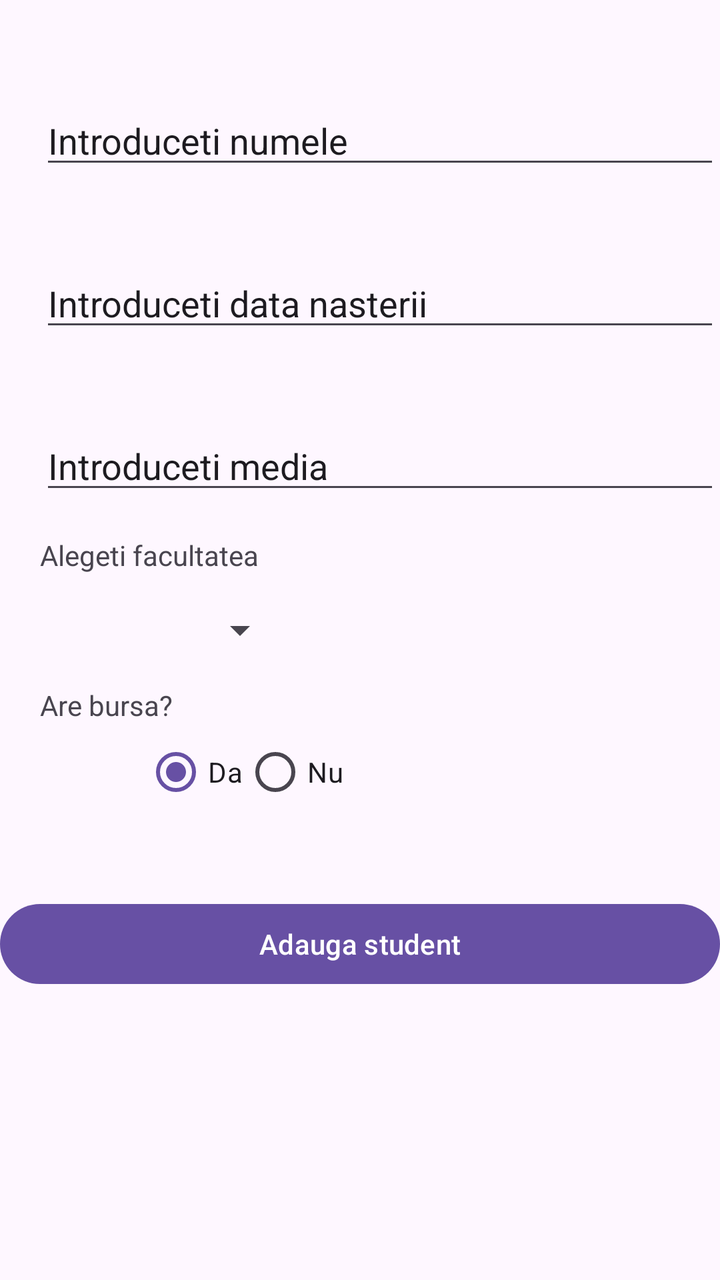
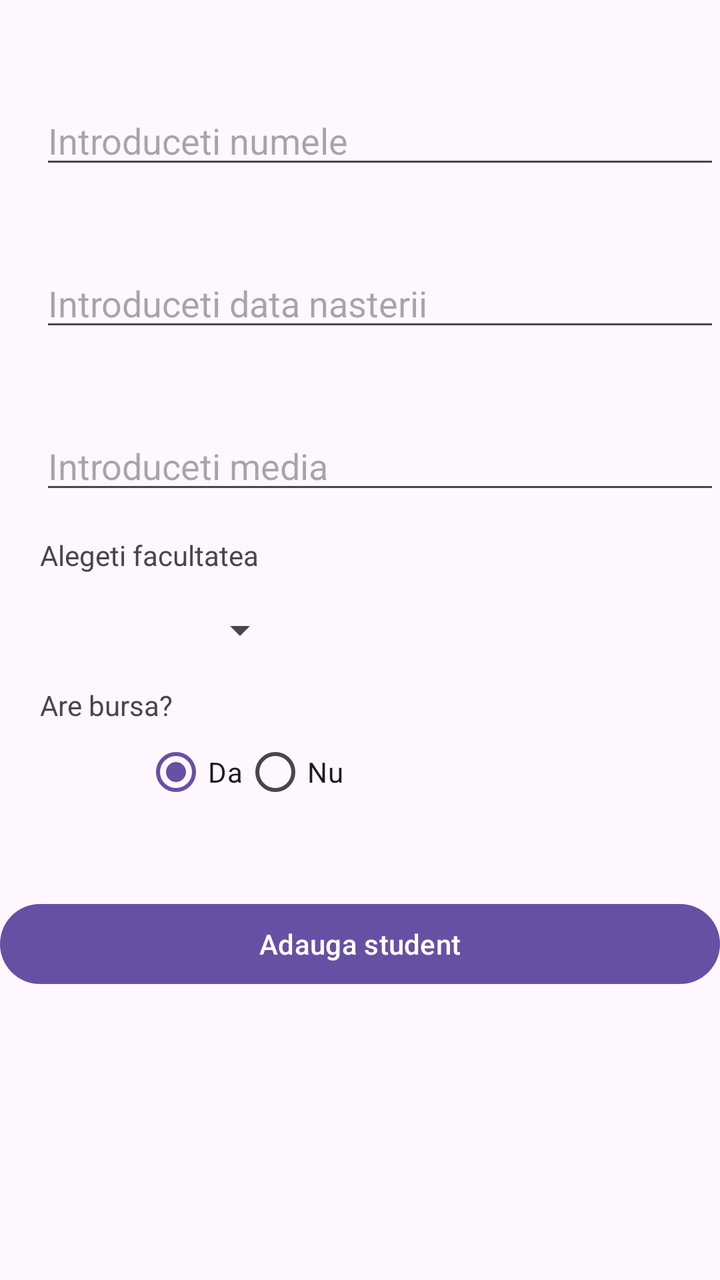

Compare the two renders of this Android layout. The source of the first and the diff that turns it into the second are given below.
<!-- AndroidManifest.xml: application theme Theme.DAMAplicatie -->
<!-- res/layout/activity_add.xml -->
<?xml version="1.0" encoding="utf-8"?>
<androidx.constraintlayout.widget.ConstraintLayout xmlns:android="http://schemas.android.com/apk/res/android"
    xmlns:app="http://schemas.android.com/apk/res-auto"
    xmlns:tools="http://schemas.android.com/tools"
    android:id="@+id/main"
    android:layout_width="match_parent"
    android:layout_height="match_parent"
    tools:context=".Add_Activity">

    <EditText
        android:id="@+id/editTextNume"
        android:layout_width="match_parent"
        android:layout_height="wrap_content"
        android:layout_marginStart="20dp"
        android:layout_marginTop="48dp"
        android:ems="10"
        android:inputType="text"
        android:text="@string/introduceti_numele"
        app:layout_constraintStart_toStartOf="parent"
        app:layout_constraintTop_toTopOf="parent" />

    <EditText
        android:id="@+id/editTextDataNasterii"
        android:layout_width="match_parent"
        android:layout_height="wrap_content"
        android:layout_marginStart="20dp"
        android:layout_marginTop="40dp"
        android:ems="10"
        android:inputType="text"
        android:text="Introduceti data nasterii"
        app:layout_constraintStart_toStartOf="parent"
        app:layout_constraintTop_toBottomOf="@+id/editTextNume" />

    <EditText
        android:id="@+id/editTextText6"
        android:layout_width="match_parent"
        android:layout_height="wrap_content"
        android:layout_marginStart="20dp"
        android:layout_marginTop="40dp"
        android:ems="10"
        android:inputType="text"
        android:text="@string/introduceti_media"
        app:layout_constraintStart_toStartOf="parent"
        app:layout_constraintTop_toBottomOf="@+id/editTextDataNasterii" />

    <TextView
        android:id="@+id/textView"
        android:layout_width="wrap_content"
        android:layout_height="wrap_content"
        android:layout_marginStart="20dp"
        android:layout_marginTop="16dp"
        android:text="@string/alegeti_facultatea"
        app:layout_constraintStart_toStartOf="parent"
        app:layout_constraintTop_toBottomOf="@+id/editTextText6" />

    <Spinner
        android:id="@+id/spinnerFacultate"
        android:layout_width="wrap_content"
        android:layout_height="wrap_content"
        android:layout_marginStart="96dp"
        android:layout_marginTop="16dp"
        app:layout_constraintStart_toStartOf="parent"
        app:layout_constraintTop_toBottomOf="@+id/textView" />

    <TextView
        android:id="@+id/textView2"
        android:layout_width="wrap_content"
        android:layout_height="wrap_content"
        android:layout_marginStart="20dp"
        android:layout_marginTop="16dp"
        android:text="@string/are_bursa"
        app:layout_constraintStart_toStartOf="parent"
        app:layout_constraintTop_toBottomOf="@+id/spinnerFacultate" />

    <RadioGroup
        android:id="@+id/radioGroup"
        android:layout_width="265dp"
        android:layout_height="86dp"
        android:layout_marginStart="72dp"
        android:orientation="horizontal"
        app:layout_constraintStart_toStartOf="parent"
        app:layout_constraintTop_toBottomOf="@+id/textView2">

        <RadioButton
            android:id="@+id/radioButtonDA"
            android:layout_width="wrap_content"
            android:layout_height="wrap_content"
            android:checked="true"
            android:text="@string/da" />

        <RadioButton
            android:id="@+id/radioButtonNU"
            android:layout_width="wrap_content"
            android:layout_height="wrap_content"
            android:text="@string/nu" />
    </RadioGroup>

    <Button
        android:id="@+id/button"
        android:layout_width="match_parent"
        android:layout_height="wrap_content"
        android:text="@string/adauga_student"
        app:layout_constraintStart_toStartOf="parent"
        app:layout_constraintTop_toBottomOf="@+id/radioGroup" />

</androidx.constraintlayout.widget.ConstraintLayout>
<!-- resources referenced by this layout -->
<resources>
  <string name="adauga_student">Adauga student</string>
  <string name="alegeti_facultatea">Alegeti facultatea</string>
  <string name="are_bursa">Are bursa?</string>
  <string name="da">Da</string>
  <string name="introduceti_media">Introduceti media</string>
  <string name="introduceti_numele">Introduceti numele</string>
  <string name="nu">Nu</string>
  <style name="Theme.DAMAplicatie" parent="Base.Theme.DAMAplicatie" />
  <style name="Base.Theme.DAMAplicatie" parent="Theme.Material3.DayNight.NoActionBar">
          
          
      </style>
</resources>

<!-- the commit's change to res/layout/activity_add.xml (unified diff, before → after) -->
@@ -15,7 +15,7 @@
         android:layout_marginTop="48dp"
         android:ems="10"
         android:inputType="text"
-        android:text="@string/introduceti_numele"
+        android:hint="@string/introduceti_numele"
         app:layout_constraintStart_toStartOf="parent"
         app:layout_constraintTop_toTopOf="parent" />
 
@@ -27,19 +27,19 @@
         android:layout_marginTop="40dp"
         android:ems="10"
         android:inputType="text"
-        android:text="Introduceti data nasterii"
+        android:hint="Introduceti data nasterii"
         app:layout_constraintStart_toStartOf="parent"
         app:layout_constraintTop_toBottomOf="@+id/editTextNume" />
 
     <EditText
-        android:id="@+id/editTextText6"
+        android:id="@+id/editTextMedie"
         android:layout_width="match_parent"
         android:layout_height="wrap_content"
         android:layout_marginStart="20dp"
         android:layout_marginTop="40dp"
         android:ems="10"
         android:inputType="text"
-        android:text="@string/introduceti_media"
+        android:hint="@string/introduceti_media"
         app:layout_constraintStart_toStartOf="parent"
         app:layout_constraintTop_toBottomOf="@+id/editTextDataNasterii" />
 
@@ -51,7 +51,7 @@
         android:layout_marginTop="16dp"
         android:text="@string/alegeti_facultatea"
         app:layout_constraintStart_toStartOf="parent"
-        app:layout_constraintTop_toBottomOf="@+id/editTextText6" />
+        app:layout_constraintTop_toBottomOf="@+id/editTextMedie" />
 
     <Spinner
         android:id="@+id/spinnerFacultate"
@@ -96,7 +96,7 @@
     </RadioGroup>
 
     <Button
-        android:id="@+id/button"
+        android:id="@+id/btnAdaugaStudent"
         android:layout_width="match_parent"
         android:layout_height="wrap_content"
         android:text="@string/adauga_student"
